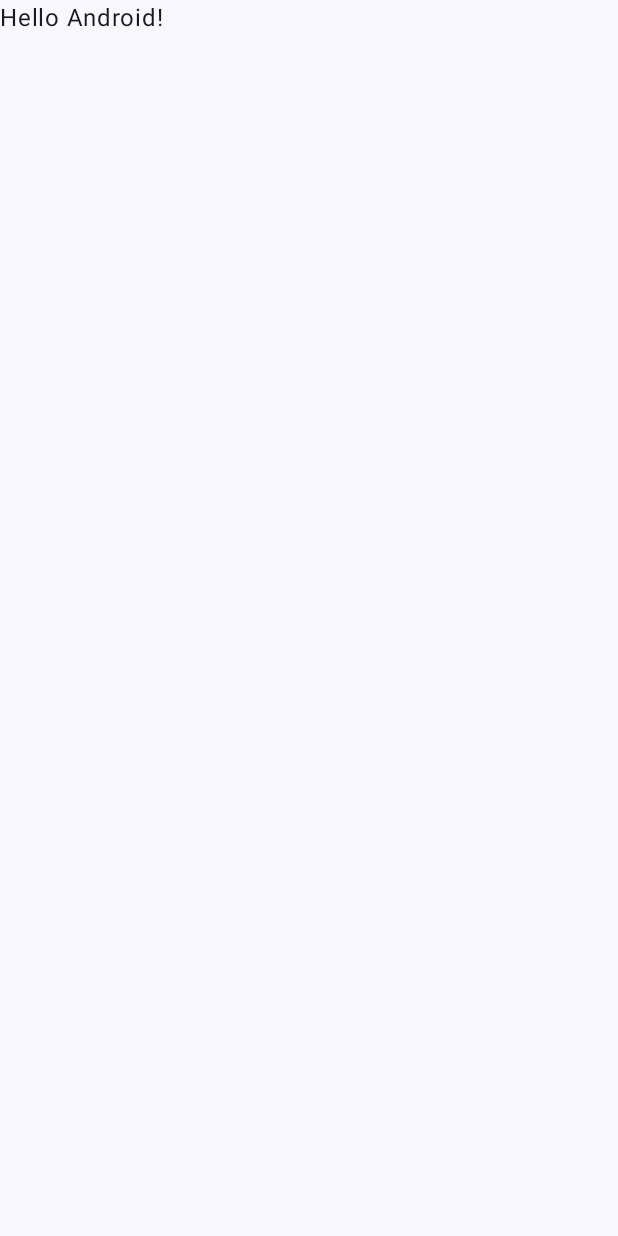
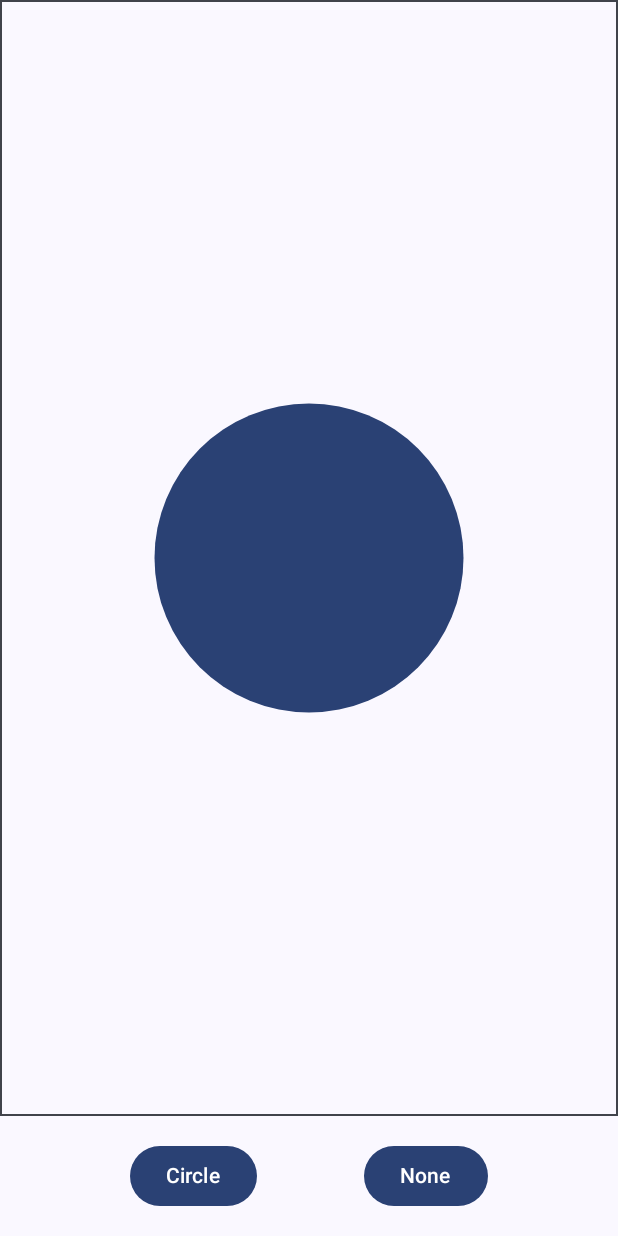
Before and after one commit to alexrdclement/UiPlayground, an Android app built with Jetpack Compose: the screen it shows after launch (MainActivity), on a phone screen of 412 x 824 dp. Before the commit the screen is almost empty. Run offline under Robolectric (Android 15) with nearby library versions, the phone set to English and light mode, and no system bars.

Commit message:
Demo setup without controls. Blur and chromatic aberration demos.

```diff
--- a/app/src/main/java/com/alexrdclement/uiplayground/MainActivity.kt
+++ b/app/src/main/java/com/alexrdclement/uiplayground/MainActivity.kt
@@ -10,6 +10,7 @@ import androidx.compose.material3.Text
 import androidx.compose.runtime.Composable
 import androidx.compose.ui.Modifier
 import androidx.compose.ui.tooling.preview.Preview
+import com.alexrdclement.uiplayground.shaders.ShaderScreen
 import com.alexrdclement.uiplayground.ui.theme.UiPlaygroundTheme
 
 class MainActivity : ComponentActivity() {
@@ -17,30 +18,8 @@ class MainActivity : ComponentActivity() {
         super.onCreate(savedInstanceState)
         setContent {
             UiPlaygroundTheme {
-                // A surface container using the 'background' color from the theme
-                Surface(
-                    modifier = Modifier.fillMaxSize(),
-                    color = MaterialTheme.colorScheme.background
-                ) {
-                    Greeting("Android")
-                }
+                ShaderScreen()
             }
         }
     }
 }
-
-@Composable
-fun Greeting(name: String, modifier: Modifier = Modifier) {
-    Text(
-        text = "Hello $name!",
-        modifier = modifier
-    )
-}
-
-@Preview(showBackground = true)
-@Composable
-fun GreetingPreview() {
-    UiPlaygroundTheme {
-        Greeting("Android")
-    }
-}
--- /dev/null
+++ b/app/src/main/java/com/alexrdclement/uiplayground/demo/Circle.kt
@@ -0,0 +1,28 @@
+package com.alexrdclement.uiplayground.demo
+
+import androidx.compose.foundation.Canvas
+import androidx.compose.foundation.layout.fillMaxSize
+import androidx.compose.material3.MaterialTheme
+import androidx.compose.runtime.Composable
+import androidx.compose.ui.Modifier
+import androidx.compose.ui.graphics.Color
+import androidx.compose.ui.tooling.preview.Preview
+import com.alexrdclement.uiplayground.util.UiPlaygroundPreview
+
+@Composable
+fun Circle(modifier: Modifier = Modifier) {
+    val color = MaterialTheme.colorScheme.primary
+    Canvas(
+        modifier = modifier.fillMaxSize()
+    ) {
+        drawCircle(color, radius = size.minDimension / 4f)
+    }
+}
+
+@Preview
+@Composable
+private fun Preview() {
+    UiPlaygroundPreview {
+        Circle()
+    }
+}
--- /dev/null
+++ b/app/src/main/java/com/alexrdclement/uiplayground/demo/ControlBar.kt
@@ -0,0 +1,125 @@
+package com.alexrdclement.uiplayground.demo
+
+import androidx.compose.foundation.background
+import androidx.compose.foundation.layout.Arrangement
+import androidx.compose.foundation.layout.Box
+import androidx.compose.foundation.layout.Row
+import androidx.compose.foundation.layout.fillMaxWidth
+import androidx.compose.foundation.layout.padding
+import androidx.compose.material3.Button
+import androidx.compose.material3.DropdownMenu
+import androidx.compose.material3.DropdownMenuItem
+import androidx.compose.runtime.Composable
+import androidx.compose.runtime.getValue
+import androidx.compose.runtime.mutableStateOf
+import androidx.compose.runtime.remember
+import androidx.compose.runtime.setValue
+import androidx.compose.ui.Alignment
+import androidx.compose.ui.Modifier
+import androidx.compose.ui.graphics.Color
+import androidx.compose.ui.tooling.preview.Preview
+import androidx.compose.ui.unit.dp
+import com.alexrdclement.uiplayground.shaders.DemoModifier
+import com.alexrdclement.uiplayground.util.UiPlaygroundPreview
+
+
+@Composable
+fun ControlBar(
+    demoSubject: DemoSubject,
+    demoModifier: DemoModifier,
+    onSubjectSelected: (DemoSubject) -> Unit,
+    onModifierSelected: (DemoModifier) -> Unit,
+) {
+    var isSubjectDropdownExpanded by remember { mutableStateOf(false) }
+    var isModifierDropdownExpanded by remember { mutableStateOf(false) }
+
+    Row(
+        horizontalArrangement = Arrangement.SpaceEvenly,
+        verticalAlignment = Alignment.CenterVertically,
+        modifier = Modifier
+            .fillMaxWidth()
+            .padding(16.dp)
+    ){
+        Box {
+            ControlBarItem(
+                name = demoSubject.name,
+                onClick = {
+                    isSubjectDropdownExpanded = true
+                }
+            )
+
+            DropdownMenu(
+                expanded = isSubjectDropdownExpanded,
+                onDismissRequest = { isSubjectDropdownExpanded = false },
+            ) {
+                DemoSubject.values().forEach {
+                    DropdownMenuItem(
+                        text = { androidx.compose.material3.Text(text = it.name) },
+                        onClick = {
+                            onSubjectSelected(it)
+                        }
+                    )
+                }
+            }
+        }
+        Box {
+            ControlBarItem(
+                name = demoModifier.name,
+                onClick = {
+                    isModifierDropdownExpanded = true
+                }
+            )
+
+            DropdownMenu(
+                expanded = isModifierDropdownExpanded,
+                onDismissRequest = { isModifierDropdownExpanded = false },
+            ) {
+                DemoModifier.values().forEach {
+                    DropdownMenuItem(
+                        text = { androidx.compose.material3.Text(text = it.name) },
+                        onClick = { onModifierSelected(it) }
+                    )
+                }
+            }
+        }
+    }
+}
+
+@Composable
+fun ControlBarItem(
+    name: String,
+    onClick: () -> Unit,
+    modifier: Modifier = Modifier
+) {
+    Button(
+        onClick = onClick,
+        modifier = modifier
+    ) {
+       androidx.compose.material3.Text(text = name)
+    }
+}
+
+@Preview
+@Composable
+private fun Preview() {
+    UiPlaygroundPreview {
+        var demoSubject by remember { mutableStateOf(DemoSubject.Circle) }
+        var demoModifier by remember { mutableStateOf(DemoModifier.Blur) }
+
+        var isSubjectDropdownExpanded by remember { mutableStateOf(true) }
+        var isModifierDropdownExpanded by remember { mutableStateOf(true) }
+
+        ControlBar(
+            demoSubject = demoSubject,
+            demoModifier = demoModifier,
+            onSubjectSelected = {
+                demoSubject = it
+                isSubjectDropdownExpanded = false
+            },
+            onModifierSelected = {
+                demoModifier = it
+                isModifierDropdownExpanded = false
+            },
+        )
+    }
+}
--- /dev/null
+++ b/app/src/main/java/com/alexrdclement/uiplayground/demo/DemoSubject.kt
@@ -0,0 +1,6 @@
+package com.alexrdclement.uiplayground.demo
+
+enum class DemoSubject {
+    Circle,
+    Text,
+}
--- /dev/null
+++ b/app/src/main/java/com/alexrdclement/uiplayground/shaders/ShaderScreen.kt
@@ -0,0 +1,92 @@
+package com.alexrdclement.uiplayground.shaders
+
+import android.os.Build
+import androidx.compose.foundation.background
+import androidx.compose.foundation.border
+import androidx.compose.foundation.layout.Box
+import androidx.compose.foundation.layout.Column
+import androidx.compose.foundation.layout.Row
+import androidx.compose.foundation.layout.fillMaxSize
+import androidx.compose.foundation.layout.fillMaxWidth
+import androidx.compose.material3.DropdownMenu
+import androidx.compose.material3.DropdownMenuItem
+import androidx.compose.material3.MaterialTheme
+import androidx.compose.material3.Surface
+import androidx.compose.material3.Text
+import androidx.compose.runtime.Composable
+import androidx.compose.runtime.getValue
+import androidx.compose.runtime.mutableStateOf
+import androidx.compose.runtime.remember
+import androidx.compose.runtime.setValue
+import androidx.compose.ui.Alignment
+import androidx.compose.ui.Modifier
+import androidx.compose.ui.graphics.Color
+import androidx.compose.ui.tooling.preview.Preview
+import androidx.compose.ui.unit.dp
+import com.alexrdclement.uiplayground.demo.Circle
+import com.alexrdclement.uiplayground.demo.ControlBar
+import com.alexrdclement.uiplayground.demo.DemoSubject
+import com.alexrdclement.uiplayground.ui.theme.UiPlaygroundTheme
+import com.alexrdclement.uiplayground.demo.Text as DemoText
+
+enum class DemoModifier {
+    None,
+    Blur,
+    ChromaticAberration,
+}
+
+@Composable
+fun ShaderScreen() {
+    if (Build.VERSION.SDK_INT < Build.VERSION_CODES.TIRAMISU) {
+        // Bummer
+        return
+    }
+
+    var demoSubject by remember { mutableStateOf(DemoSubject.Circle) }
+    var demoModifier by remember { mutableStateOf(DemoModifier.None) }
+
+    Surface(
+        color = MaterialTheme.colorScheme.surface
+    ) {
+        Column(
+            modifier = Modifier.fillMaxSize()
+        ) {
+            Box(
+                modifier = Modifier.weight(1f)
+            ) {
+                val modifier = when (demoModifier) {
+                    DemoModifier.None -> Modifier
+                    DemoModifier.Blur -> Modifier.blur()
+                    DemoModifier.ChromaticAberration -> Modifier.chromaticAberration()
+                }.border(
+                    1.dp,
+                    color = MaterialTheme.colorScheme.onSurfaceVariant
+                )
+                when (demoSubject) {
+                    DemoSubject.Circle -> Circle(modifier = modifier)
+                    DemoSubject.Text -> DemoText(modifier = modifier)
+                }
+            }
+
+            ControlBar(
+                demoSubject = demoSubject,
+                demoModifier = demoModifier,
+                onSubjectSelected = {
+                    demoSubject = it
+                },
+                onModifierSelected = {
+                    demoModifier = it
+                },
+            )
+        }
+    }
+}
+
+
+@Preview
+@Composable
+private fun Preview() {
+    UiPlaygroundTheme {
+        ShaderScreen()
+    }
+}
```
Also changed, not shown: app/src/main/java/com/alexrdclement/uiplayground/demo/Text.kt (added, +36 -0 lines), app/src/main/java/com/alexrdclement/uiplayground/shaders/Blur.kt (added, +31 -0 lines), app/src/main/java/com/alexrdclement/uiplayground/shaders/ChromaticAberration.kt (added, +102 -0 lines), app/src/main/java/com/alexrdclement/uiplayground/util/UiPlaygroundPreview.kt (added, +19 -0 lines).
